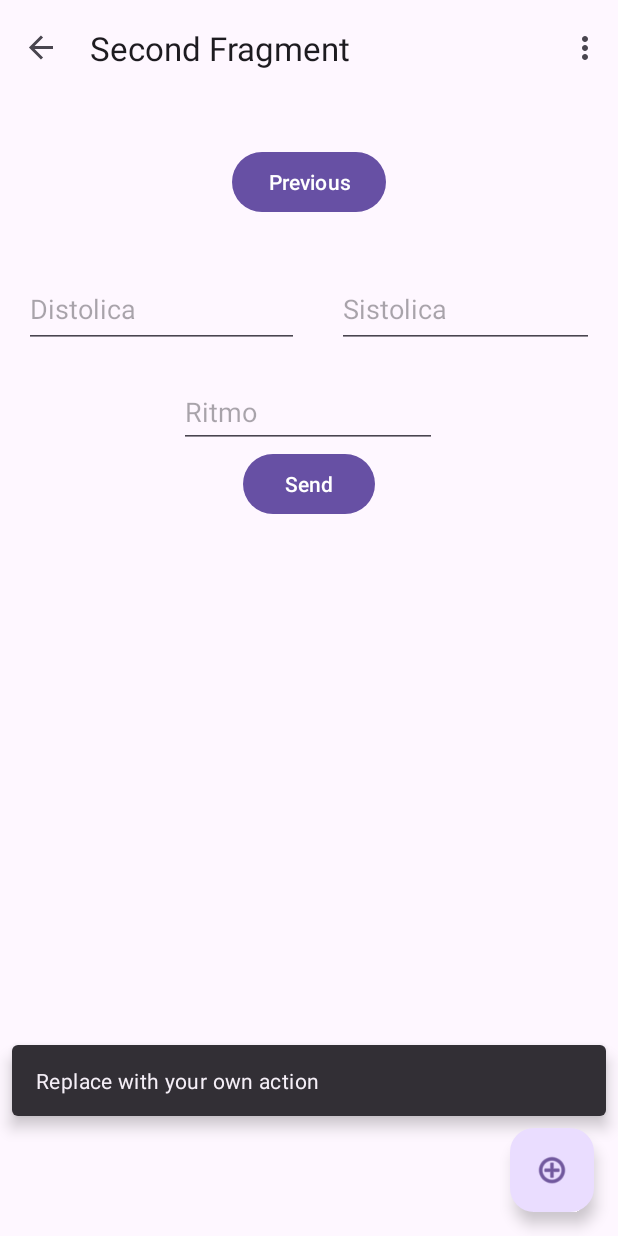
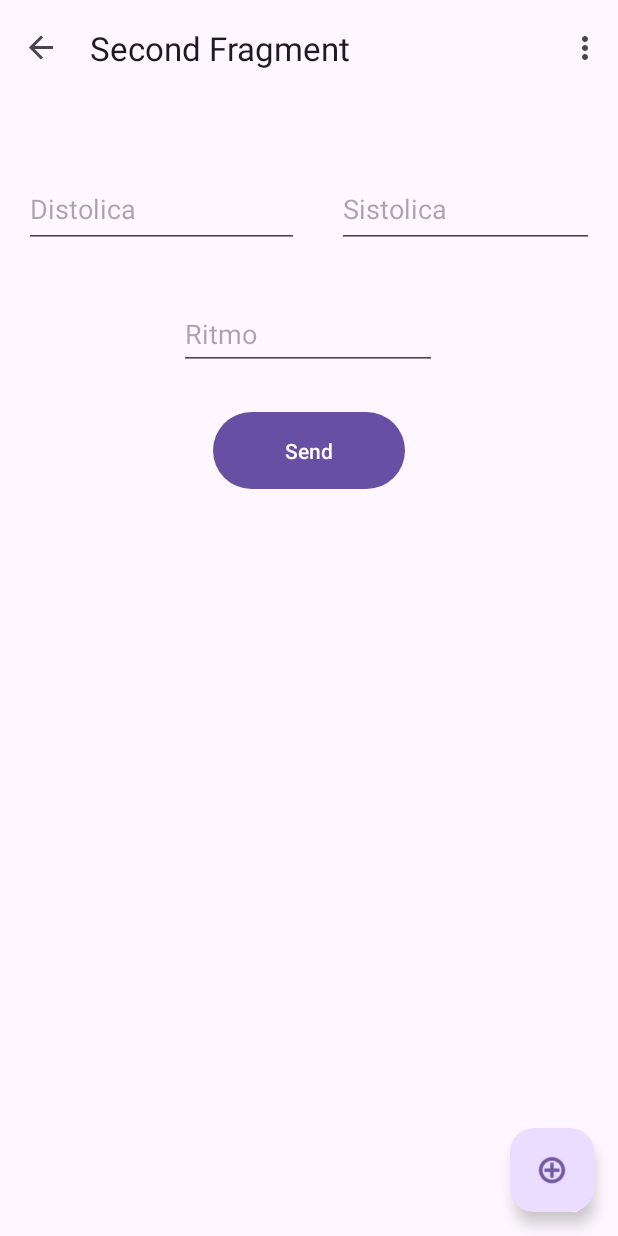
Before and after one commit to JVar00/Laboratorios_moviles, an Android app: the SecondFragment screen opened through its navigation route, after a tap on an icon or button, on a phone screen of 412 x 824 dp. Run offline under Robolectric (Android 15) with nearby library versions, the phone set to English and light mode, and no system bars; our stand-ins replace navigation-ui; network calls fail; 2 statements that could not run were skipped.

Commit message:
"add" module finished and layout modified
warning: aun existe al pasar de fragment y si se toca explota pero es un avance para el jueves

```diff
--- a/ControlArterial/app/src/main/java/cr/ac/una/controlarterial/MainActivity.kt
+++ b/ControlArterial/app/src/main/java/cr/ac/una/controlarterial/MainActivity.kt
@@ -10,6 +10,7 @@ import androidx.navigation.ui.navigateUp
 import androidx.navigation.ui.setupActionBarWithNavController
 import android.view.Menu
 import android.view.MenuItem
+import androidx.navigation.fragment.findNavController
 import cr.ac.una.controlarterial.databinding.ActivityMainBinding
 
 class MainActivity : AppCompatActivity() {
@@ -31,9 +32,7 @@ class MainActivity : AppCompatActivity() {
         setupActionBarWithNavController(navController, appBarConfiguration)
 
         binding.fab.setOnClickListener { view ->
-            Snackbar.make(view, "Replace with your own action", Snackbar.LENGTH_LONG)
-                .setAnchorView(R.id.fab)
-                .setAction("Action", null).show()
+            navController.navigate(R.id.action_FirstFragment_to_SecondFragment)
         }
     }
 
--- a/ControlArterial/app/src/main/res/layout/fragment_second.xml
+++ b/ControlArterial/app/src/main/res/layout/fragment_second.xml
@@ -17,26 +17,18 @@
             android:layout_height="48dp"
             android:ems="10"
             android:hint="Ritmo"
-            android:inputType="textPersonName"
+            android:inputType="number"
             app:layout_constraintEnd_toEndOf="parent"
             app:layout_constraintHorizontal_bias="0.497"
             app:layout_constraintStart_toStartOf="parent"
             app:layout_constraintTop_toTopOf="@+id/guideline2" />
 
-        <Button
-            android:id="@+id/button_second"
-            android:layout_width="wrap_content"
-            android:layout_height="wrap_content"
-            android:text="@string/previous"
-            app:layout_constraintBottom_toTopOf="@+id/guideline"
-            app:layout_constraintEnd_toEndOf="parent"
-            app:layout_constraintStart_toStartOf="parent"
-            app:layout_constraintTop_toTopOf="parent" />
 
         <Button
             android:id="@+id/button"
-            android:layout_width="wrap_content"
-            android:layout_height="wrap_content"
+            android:layout_width="128dp"
+            android:layout_height="59dp"
+            android:layout_marginTop="24dp"
             android:text="Send"
             app:layout_constraintBottom_toBottomOf="parent"
             app:layout_constraintEnd_toEndOf="parent"
@@ -44,23 +36,16 @@
             app:layout_constraintTop_toBottomOf="@+id/RitmoText"
             app:layout_constraintVertical_bias="1.0" />
 
-        <androidx.constraintlayout.widget.Guideline
-            android:id="@+id/guideline"
-            android:layout_width="wrap_content"
-            android:layout_height="wrap_content"
-            android:orientation="horizontal"
-            app:layout_constraintGuide_begin="82dp" />
-
         <EditText
             android:id="@+id/DistolicaText"
             android:layout_width="183dp"
             android:layout_height="51dp"
             android:ems="10"
             android:hint="Distolica"
-            android:inputType="textPersonName"
+            android:inputType="number"
             app:layout_constraintBottom_toTopOf="@+id/guideline2"
             app:layout_constraintStart_toStartOf="parent"
-            app:layout_constraintTop_toTopOf="@+id/guideline" />
+            app:layout_constraintTop_toTopOf="parent" />
 
         <EditText
             android:id="@+id/SistolicaText"
@@ -68,17 +53,18 @@
             android:layout_height="51dp"
             android:ems="10"
             android:hint="Sistolica"
-            android:inputType="textPersonName"
+            android:inputType="number"
             app:layout_constraintBottom_toTopOf="@+id/guideline2"
             app:layout_constraintEnd_toEndOf="parent"
-            app:layout_constraintTop_toTopOf="@+id/guideline" />
+            app:layout_constraintTop_toTopOf="parent" />
 
         <androidx.constraintlayout.widget.Guideline
             android:id="@+id/guideline2"
             android:layout_width="wrap_content"
             android:layout_height="wrap_content"
             android:orientation="horizontal"
-            app:layout_constraintGuide_begin="171dp" />
+            app:layout_constraintGuide_begin="119dp" />
+
 
     </androidx.constraintlayout.widget.ConstraintLayout>
 </androidx.core.widget.NestedScrollView>
```
Also changed, not shown: ControlArterial/app/src/main/java/cr/ac/una/controlarterial/FirstFragment.kt (+3 -12 lines), ControlArterial/app/src/main/java/cr/ac/una/controlarterial/SecondFragment.kt (+23 -4 lines), ControlArterial/app/src/main/res/layout/fragment_first.xml (+5 -10 lines).
